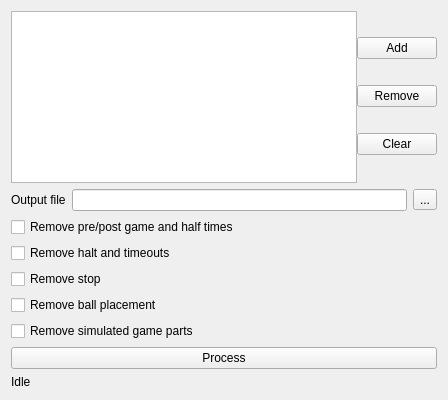
Before: the Qt Designer form src/ra/logcutter/logcutter.ui in robotics-erlangen/framework, drawn with Qt 5.
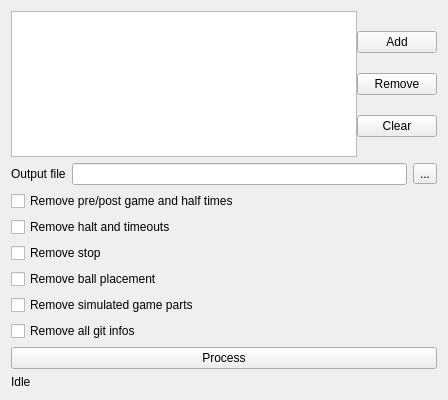
After: the same form once the commit is applied.

Commit message: logcutter: Allow cutting git information from logs

The edit to the form file:
```diff
--- a/src/ra/logcutter/logcutter.ui
+++ b/src/ra/logcutter/logcutter.ui
@@ -108,6 +108,13 @@
      </property>
     </widget>
    </item>
+   <item>
+    <widget class="QCheckBox" name="cutGit">
+     <property name="text">
+      <string>Remove all git infos</string>
+     </property>
+    </widget>
+   </item>
    <item>
     <widget class="QPushButton" name="processBtn">
      <property name="text">
```
The commit also changes 4 other files.
